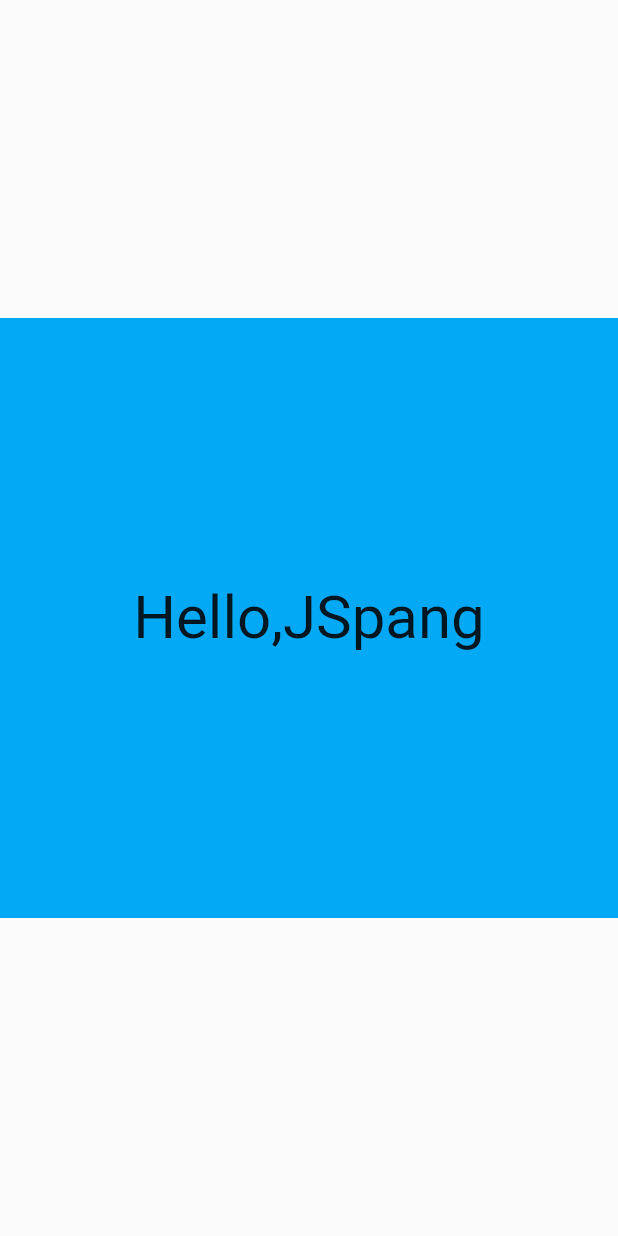
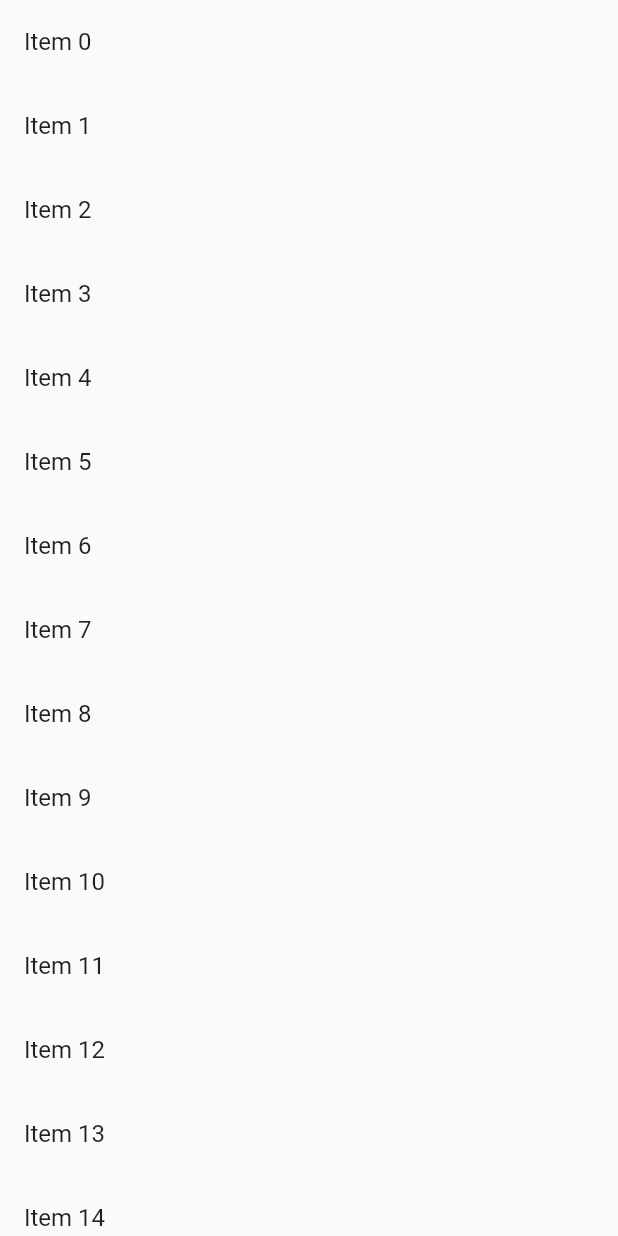
Before and after one commit to TonyInBeijing/flutter_study, a Flutter app: the screen it shows after launch, on a phone screen of 412 x 824 dp. Run offline on Flutter 3.47's test engine with Material 2 defaults, Android fonts, the phone set to English and light mode, and no system bars.

Commit message:
构造动态列表

```diff
--- a/flutter_app01/lib/main.dart
+++ b/flutter_app01/lib/main.dart
@@ -1,21 +1,24 @@
 import 'package:flutter/material.dart';
 
-void main() => runApp(MyApp());
+void main() =>
+    runApp(MyApp(items: new List<String>.generate(1000, (i) => "Item $i")));
 
 class MyApp extends StatelessWidget {
+  // 构造函数
+  final List<String> items;
+  MyApp({Key key, @required this.items}) : super(key: key);
   @override
   Widget build(BuildContext context) {
     return MaterialApp(
-      title: 'Text Widget',
-      home: Scaffold(
-        body: Center(
-          child: Container(
-            child: Text('Hello,JSpang', style: TextStyle(fontSize: 40)),
-            alignment: Alignment.center,
-            width: 500.0,
-            height: 400.0,
-            color: Colors.lightBlue,
-          ),
+      title: 'ListViewDemo',
+      home: new Scaffold(
+        body: new ListView.builder(
+          itemCount: items.length,
+          itemBuilder: (context, index) {
+            return new ListTile(
+              title: new Text('${items[index]}'),
+            );
+          },
         ),
       ),
     );
```
